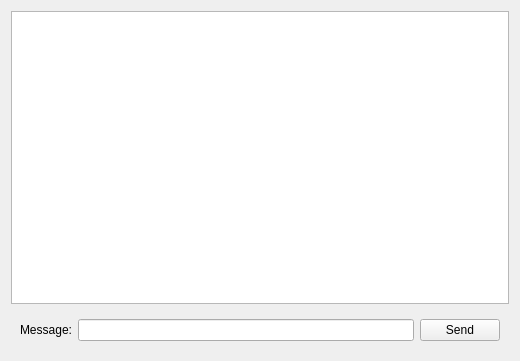
Before: the Qt Designer form Server/ui/ClientChatWidget.ui in ronnumberone/chat_app, drawn with Qt 5.
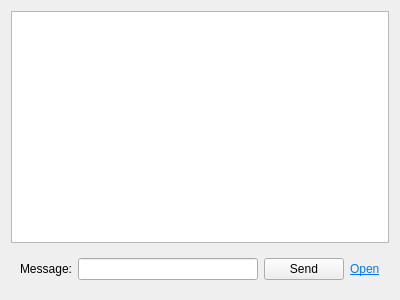
After: the same form once the commit is applied.

What changed in the file:
```diff
--- a/Server/ui/ClientChatWidget.ui
+++ b/Server/ui/ClientChatWidget.ui
@@ -6,8 +6,8 @@
    <rect>
     <x>0</x>
     <y>0</y>
-    <width>520</width>
-    <height>361</height>
+    <width>400</width>
+    <height>300</height>
    </rect>
   </property>
   <property name="windowTitle">
@@ -37,6 +37,13 @@
         </property>
        </widget>
       </item>
+      <item>
+       <widget class="QLabel" name="lblOpenFolder">
+        <property name="text">
+         <string>&lt;html&gt;&lt;head/&gt;&lt;body&gt;&lt;p&gt;&lt;a href=&quot;#&quot;&gt;&lt;span style=&quot; text-decoration: underline; color:#007af4;&quot;&gt;Open&lt;/span&gt;&lt;/a&gt;&lt;/p&gt;&lt;/body&gt;&lt;/html&gt;</string>
+        </property>
+       </widget>
+      </item>
      </layout>
     </widget>
    </item>
```
